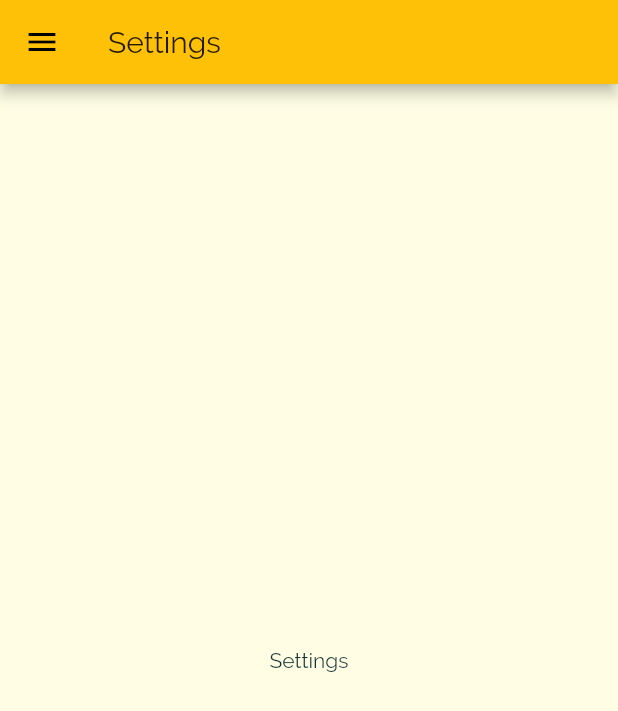
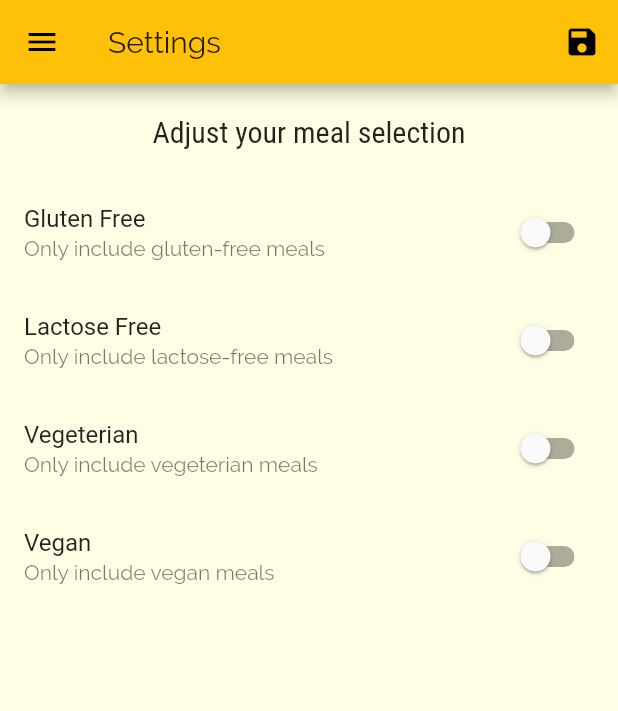
Before and after one commit to emecero/FavMeals, a Flutter app: the SettingsScreen screen opened by its route, on a phone screen of 412 x 824 dp. Shown: the top 711 px of the screen. Run offline on Flutter 3.47's test engine with Material 2 defaults, Android fonts, the phone set to English and light mode, and no system bars.

Commit message:
pantalla settings y logica

```diff
--- a/lib/main.dart
+++ b/lib/main.dart
@@ -1,14 +1,53 @@
+import 'package:flutter/material.dart';
+
+import 'package:favmeals/dummy_data.dart';
+import 'package:favmeals/models/meal.dart';
 import 'package:favmeals/screens/settings_screen.dart';
 import 'package:favmeals/screens/tabs_screen.dart';
-import 'package:flutter/material.dart';
-
 import 'screens/categories_screen.dart';
 import 'package:favmeals/screens/meal_detail_screen.dart';
 import 'package:favmeals/screens/category_meals_screen.dart';
 
 void main() => runApp(MyApp());
 
-class MyApp extends StatelessWidget {
+class MyApp extends StatefulWidget {
+  @override
+  _MyAppState createState() => _MyAppState();
+}
+
+class _MyAppState extends State<MyApp> {
+
+  Map<String, bool> _settings = {
+    'gluten': false,
+    'lactose': false,
+    'vegan': false,
+    'vegetarian': false,
+  };
+
+  List<Meal> _availableMeals = DUMMY_MEALS;
+
+  void _setFilters(Map<String, bool> filterData) {
+    setState(() {
+      _settings = filterData;
+
+      _availableMeals = DUMMY_MEALS.where((meal){
+        if (_settings['gluten'] && !meal.isGlutenFree){
+          return false;
+        }
+        if (_settings['lactose'] && !meal.isLactoseFree){
+          return false;
+        }
+        if (_settings['vegan'] && !meal.isVegan){
+          return false;
+        }
+       if (_settings['vegetarian'] && !meal.isVegetarian){
+          return false;
+        }
+        return true;
+      }).toList();
+    });
+  }
+
   @override
   Widget build(BuildContext context) {
 
@@ -30,9 +69,9 @@ class MyApp extends StatelessWidget {
      initialRoute: '/',
       routes: {
         '/': (ctx) => TabScreen(),
-        CategoryMealsScreen.routName : (ctx) => CategoryMealsScreen(),
+        CategoryMealsScreen.routName : (ctx) => CategoryMealsScreen(_availableMeals),
         MealDetailScreen.routeName: (ctx) => MealDetailScreen(),
-        SettingsScreen.routeName: (ctx) => SettingsScreen(),
+        SettingsScreen.routeName: (ctx) => SettingsScreen(_settings, _setFilters),
       },
       // Crear una ruta 404 cuando no se encuentre una pantalla a donde mandarlo
       onGenerateRoute: (settings){
--- a/lib/screens/settings_screen.dart
+++ b/lib/screens/settings_screen.dart
@@ -1,19 +1,117 @@
 import 'package:favmeals/widgets/main_drawer.dart';
 import 'package:flutter/material.dart';
 
-class SettingsScreen extends StatelessWidget {
+class SettingsScreen extends StatefulWidget {
 
   static const routeName = '/settings';
+
+  final Function saveFilters;
+  final Map<String, bool> currentSettings;
+
+  SettingsScreen(this.currentSettings, this.saveFilters);
+
+  @override
+  _SettingsScreenState createState() => _SettingsScreenState();
+}
+
+class _SettingsScreenState extends State<SettingsScreen> {
+
+bool _glutenFree = false;
+bool _vegetarianFree = false;
+bool _vegan = false;
+bool _lactoseFree = false;
+
+@override
+void initState() {
+  _glutenFree = widget.currentSettings['gluten'];
+  _lactoseFree = widget.currentSettings['lactose'];
+  _vegan = widget.currentSettings['vegan'];
+  _vegetarianFree = widget.currentSettings['vegetarian'];
+  super.initState();
+
+}
+
+
+Widget _buildSwitchListTile(String title, String description, bool currentValue, Function updateValue){
+  return SwitchListTile(
+            title: Text(title),
+            value: currentValue,
+            subtitle: Text(description
+            ),
+            onChanged: updateValue
+          );
+}
 
   @override
   Widget build(BuildContext context) {
     return Scaffold(
       appBar: AppBar(
         title: Text('Settings'),
+        actions: <Widget>[
+          IconButton(icon: Icon(Icons.save),
+          onPressed: () {
+           final selectedFiltres = {
+                 'gluten': _glutenFree,
+                 'lactose': _lactoseFree,
+                 'vegan': _vegan,
+                 'vegetarian': _vegetarianFree,
+           };
+            widget.saveFilters(selectedFiltres);
+          },
+          ),
+        ],
       ),
       drawer: MainDrawer(),
-      body: Center(
-      child: Text('Settings')
-    ));
+      body: Column(children: <Widget>[
+        Container(
+          padding: EdgeInsets.all(20),
+          child: Text(
+            'Adjust your meal selection',
+            style: Theme.of(context).textTheme.headline6,
+          )
+        ),
+        Expanded(child: ListView(children: <Widget>[
+          _buildSwitchListTile(
+            'Gluten Free',
+            'Only include gluten-free meals',
+            _glutenFree,
+            (newValue){
+            setState((){
+              _glutenFree = newValue;
+            });}
+            ),
+          _buildSwitchListTile(
+            'Lactose Free',
+            'Only include lactose-free meals',
+            _lactoseFree,
+            (newValue){
+            setState((){
+              _lactoseFree = newValue;
+            });}
+            ),
+           _buildSwitchListTile(
+            'Vegeterian',
+            'Only include vegeterian meals',
+            _vegetarianFree,
+            (newValue){
+            setState((){
+              _vegetarianFree = newValue;
+            });}
+            ),
+          _buildSwitchListTile(
+            'Vegan',
+            'Only include vegan meals',
+            _vegan,
+            (newValue){
+            setState((){
+              _vegan = newValue;
+            });}
+            ),
+         ],
+        ),
+       )
+      ],
+     ),
+    );
   }
 }
```
Also changed, not shown: lib/screens/category_meals_screen.dart (+52 -21 lines), lib/screens/meal_detail_screen.dart (+9 -1 lines), lib/widgets/meal_item.dart (+13 -3 lines).
